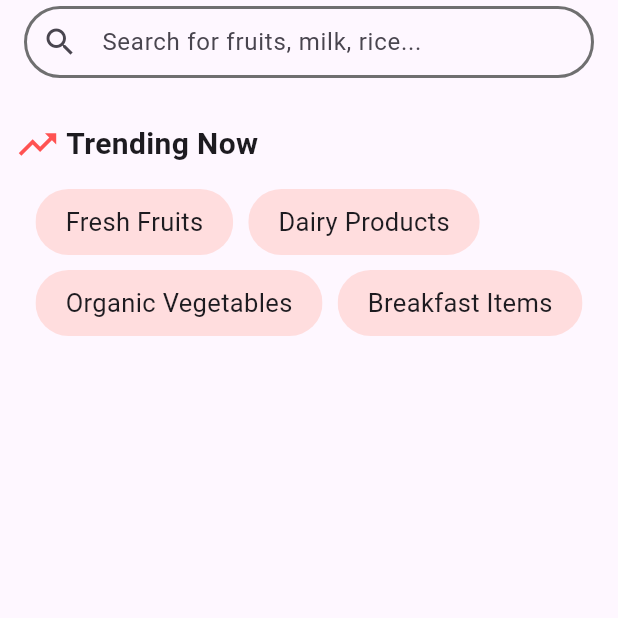
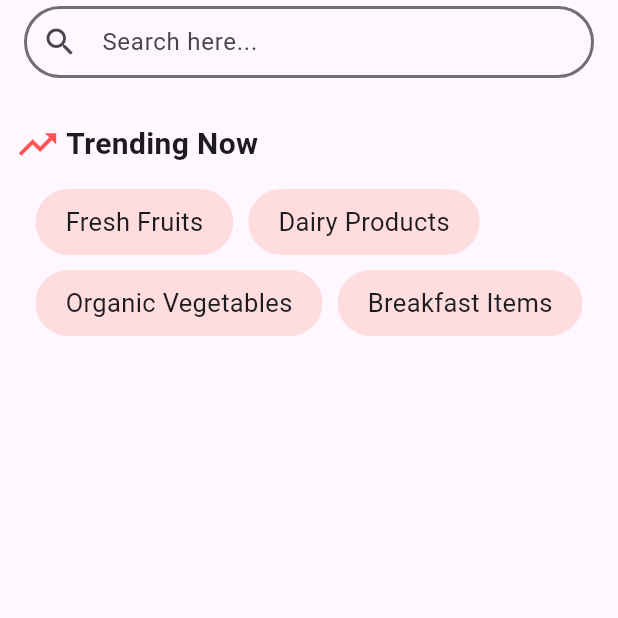
Before and after one commit to Birangcoder/Ecommerce, a Flutter app: the SearchPage screen opened by its route, on a phone screen of 412 x 824 dp, the top half of it. Run offline on Flutter 3.47's test engine with Material 3 defaults, Android fonts, the phone set to English and light mode, and no system bars; our stand-ins replace flutter_riverpod, go_router, riverpod; network calls fail.

Commit message:
implement search page

```diff
--- /dev/null
+++ b/ecommerce/lib/config/searchParameter.dart
@@ -0,0 +1,14 @@
+class Search {
+  final String search;
+  final String type;
+
+  const Search({required this.search, required this.type});
+
+  @override
+  bool operator ==(Object other) =>
+      identical(this, other) ||
+      other is Search && other.search == search && other.type == type;
+
+  @override
+  int get hashCode => Object.hash(search, type);
+}
--- a/ecommerce/lib/routes.dart
+++ b/ecommerce/lib/routes.dart
@@ -37,8 +37,8 @@ final router = GoRouter(
       name: AppRoute.resultPage,
       builder: (context, state) {
         final category = state.pathParameters['category']!;
-
-        return ResultPage(cate: category);
+        final type = state.extra as String;
+        return ResultPage(search: category, type: type);
       },
     ),
     ShellRoute(
@@ -76,8 +76,6 @@ final router = GoRouter(
           name: AppRoute.categories,
           builder: (_, _) => categories(),
         ),
-
-
       ],
     ),
   ],
--- a/ecommerce/lib/view/screens/SearchPage.dart
+++ b/ecommerce/lib/view/screens/SearchPage.dart
@@ -1,4 +1,6 @@
+import 'package:ecommerce/config/routeNameConfig.dart';
 import 'package:flutter/material.dart';
+import 'package:go_router/go_router.dart';
 
 class SearchPage extends StatelessWidget {
   const SearchPage({super.key});
@@ -9,7 +11,7 @@ class SearchPage extends StatelessWidget {
       appBar: AppBar(
         title: TextField(
           decoration: InputDecoration(
-            hintText: "Search for fruits, milk, rice...",
+            hintText: "Search here...",
             contentPadding: const EdgeInsets.symmetric(horizontal: 20),
 
             border: OutlineInputBorder(
@@ -29,6 +31,13 @@ class SearchPage extends StatelessWidget {
 
             prefixIcon: const Icon(Icons.search),
           ),
+          onSubmitted: (value) {
+            context.pushNamed(
+              AppRoute.resultPage,
+              pathParameters: {"category": value},
+              extra: 'search'
+            );
+          },
         ),
       ),
       body: Padding(
--- a/ecommerce/lib/view/widgets/categoryCard.dart
+++ b/ecommerce/lib/view/widgets/categoryCard.dart
@@ -17,6 +17,7 @@ class CategoryCard extends StatelessWidget {
         context.pushNamed(
           AppRoute.resultPage,
           pathParameters: {"category": slug},
+          extra: 'category'
         );
       },
       child: Container(
--- a/ecommerce/lib/view/widgets/searchBar.dart
+++ b/ecommerce/lib/view/widgets/searchBar.dart
@@ -33,7 +33,7 @@ class searchBar extends StatelessWidget {
               Icon(Icons.search, color: Colors.grey),
               SizedBox(width: 10),
               Text(
-                "Search for fruits, milk, rice...",
+                "Search here...",
                 style: TextStyle(color: Colors.grey, fontSize: 16),
               ),
             ],
```
Also changed, not shown: ecommerce/lib/providers/ResultProvider.dart (+5 -4 lines), ecommerce/lib/repositiory/ResultRepository.dart (+19 -3 lines), ecommerce/lib/view/screens/resultPage.dart (+6 -4 lines).
